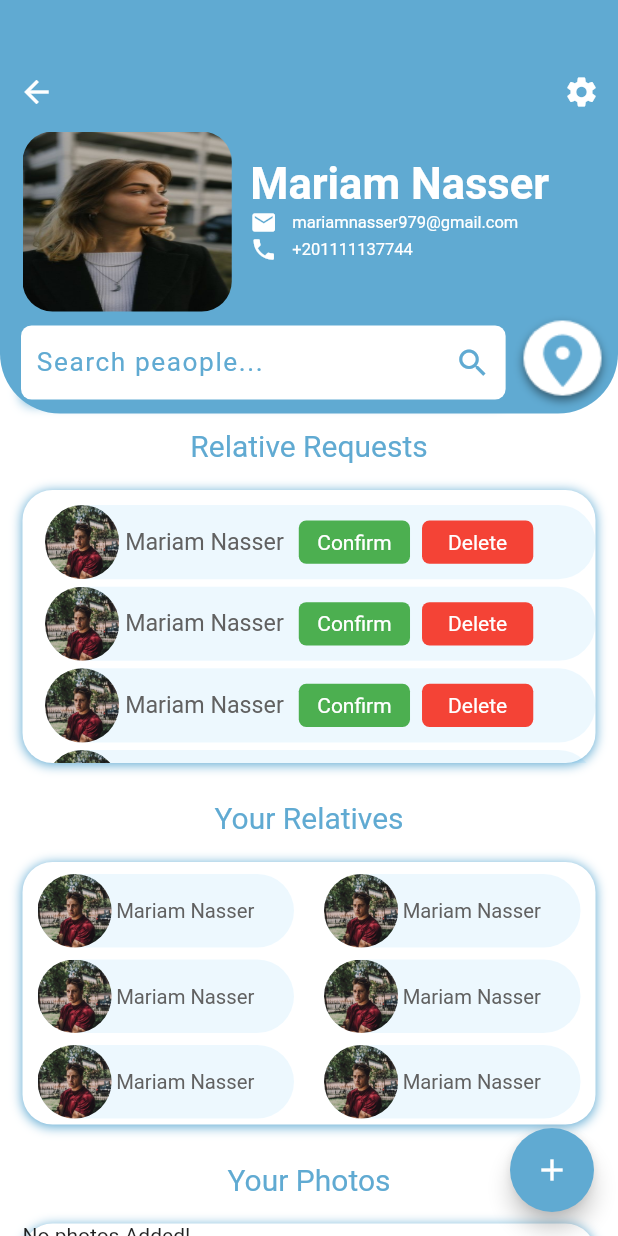
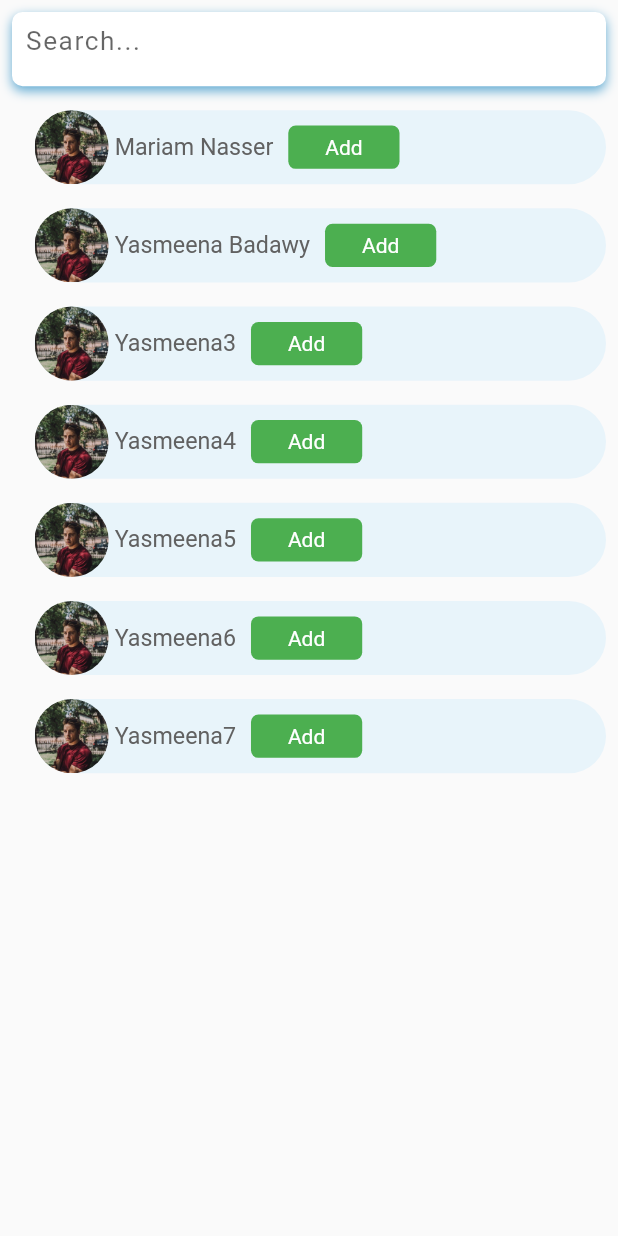
Before and after one commit to muaadh-hasan/Findme_Graduation_Project, a Flutter app: the screen it shows after launch, on a phone screen of 412 x 824 dp. Run offline on Flutter 3.47's test engine with Material 2 defaults, Android fonts, the phone set to English and light mode, and no system bars; our stand-ins replace flutter_svg, image_picker; Roboto replaces fonts that are missing (Europa, Segoe UI).

Commit message:
Added Search Logic.

```diff
--- a/lib/main.dart
+++ b/lib/main.dart
@@ -3,6 +3,7 @@ import 'package:findme_gp_project/screens/chats_screen.dart';
 import 'package:findme_gp_project/screens/home_screen.dart';
 import 'package:findme_gp_project/screens/individual_chat_screen.dart';
 import 'package:findme_gp_project/screens/profile_screen.dart';
+import 'package:findme_gp_project/screens/search.dart';
 
 import 'package:flutter/material.dart';
 import 'package:provider/provider.dart';
@@ -42,8 +43,9 @@ class MyHomePage extends StatefulWidget {
 class _MyHomePageState extends State<MyHomePage> {
   @override
   Widget build(BuildContext context) {
-    return //IndividualChatScreen();
-        Profile();
+    return Search();
+    //IndividualChatScreen();
+    //Profile();
     //ChatsScreen();
   }
 }
--- a/lib/models/message.dart
+++ b/lib/models/message.dart
@@ -28,28 +28,58 @@ Account account2 = Account(
   phone: '+021111137744',
   email: 'yasmeena@gmail.com',
 );
+Account account3 = Account(
+  name: "Yasmeena3",
+  images: ['assets/images/pic9.jpg'],
+  phone: '+021111137744',
+  email: 'yasmeena3@gmail.com',
+);
+Account account4 = Account(
+  name: "Yasmeena4",
+  images: ['assets/images/pic9.jpg'],
+  phone: '+021111137744',
+  email: 'yasmeena4@gmail.com',
+);
+Account account5 = Account(
+  name: "Yasmeena5",
+  images: ['assets/images/pic9.jpg'],
+  phone: '+021111137744',
+  email: 'yasmeen5@gmail.com',
+);
+Account account6 = Account(
+  name: "Yasmeena6",
+  images: ['assets/images/pic9.jpg'],
+  phone: '+021111137744',
+  email: 'yasmeena6@gmail.com',
+);
+Account account7 = Account(
+  name: "Yasmeena7",
+  images: ['assets/images/pic9.jpg'],
+  phone: '+021111137744',
+  email: 'yasmeena7@gmail.com',
+);
 // YOU - current user
 final User currentUser = User(account: account1);
 
 // USERS
 final User yasmeena = User(account: account2);
 final User mariam = User(account: account1);
-final User john = User(account: account1);
-final User olivia = User(account: account1);
-final User sam = User(account: account1);
-final User sophia = User(account: account1);
-final User steven = User(account: account1);
+final User yasmeena3 = User(account: account3);
+final User yasmeena4 = User(account: account4);
+final User yasmeena5 = User(account: account5);
+final User yasmeena6 = User(account: account6);
+final User yasmeena7 = User(account: account7);
 
 // just static data for UI
 List<User> users = [
   mariam,
   yasmeena,
-  yasmeena,
-  yasmeena,
-  yasmeena,
-  yasmeena,
-  yasmeena,
-  yasmeena
+  yasmeena3,
+  yasmeena4,
+  yasmeena5,
+  yasmeena6,
+  yasmeena7,
+
 ];
 
 // EXAMPLE CHATS ON HOME SCREEN
--- a/lib/providers/profile_provider.dart
+++ b/lib/providers/profile_provider.dart
@@ -1,11 +1,21 @@
 import 'dart:io';
 
+import 'package:findme_gp_project/models/notification_user.dart';
+import 'package:findme_gp_project/models/post.dart';
+import 'package:findme_gp_project/models/request.dart';
+import 'package:findme_gp_project/models/user.dart';
 import 'package:flutter/cupertino.dart';
 import 'package:image_picker/image_picker.dart';
 
 class ProfileProvider with ChangeNotifier {
   List<File> imagesList = [];
   File image;
+
+
+  List<NotificationUser> notifications;
+  List<Post> posts;
+  List<User> relatives;
+  List<Request> requests;
 
   void add({File image}) {
     imagesList.add(image);
@@ -28,4 +38,23 @@ class ProfileProvider with ChangeNotifier {
   void deleteImage() {
     image = null;
   }
+
+  void addPost(Post post) {
+    posts.add(post);
+  }
+
+  void addRelative(User relative) {
+    relatives.add(relative);
+  }
+
+  void addRequest(Request request) {
+    requests.add(request);
+  }
+
+  void addNotification(NotificationUser notificationUser) {
+    notifications.add(notificationUser);
+  }
+
+
+
 }
--- a/lib/screens/profile_screen.dart
+++ b/lib/screens/profile_screen.dart
@@ -1,5 +1,6 @@
 import 'dart:io';
 
+import 'package:findme_gp_project/models/user.dart';
 import 'package:findme_gp_project/providers/profile_provider.dart';
 import 'package:findme_gp_project/widgets/relative_requests_widget.dart';
 import 'package:findme_gp_project/widgets/your_photos_widget.dart';
@@ -22,6 +23,8 @@ class _Profile extends State<Profile> {
   @override
   Widget build(BuildContext context) {
     isLandScape = MediaQuery.of(context).orientation == Orientation.landscape;
+
+
     return Scaffold(
       backgroundColor: Colors.white,
       floatingActionButton: FloatingActionButton(
--- /dev/null
+++ b/lib/screens/search.dart
@@ -0,0 +1,142 @@
+import 'package:findme_gp_project/models/message.dart';
+import 'package:findme_gp_project/models/user.dart';
+import 'package:findme_gp_project/widgets/profile_widgets.dart';
+import 'package:flutter/cupertino.dart';
+import 'package:flutter/material.dart';
+
+class Search extends StatefulWidget {
+  @override
+  _SearchState createState() => _SearchState();
+}
+
+class _SearchState extends State<Search> {
+  List<User> _users = [
+    mariam,
+    yasmeena,
+    yasmeena3,
+    yasmeena4,
+    yasmeena5,
+    yasmeena6,
+    yasmeena7,
+  ];
+
+  List<User> _usersForDisplay;
+
+  @override
+  void initState() {
+    _usersForDisplay = _users;
+    super.initState();
+  }
+
+  @override
+  Widget build(BuildContext context) {
+    for (var item in _usersForDisplay) {
+      print(item.account.name);
+      print("*****\n");
+    }
+    return Scaffold(
+      body: ListView.builder(
+        itemCount: _usersForDisplay.length + 1,
+        itemBuilder: (context, index) {
+          return index == 0
+              ? searchBar()
+              : Padding(
+                  padding: const EdgeInsets.all(8.0),
+                  child: relativeRequest(context, index - 1),
+                );
+        },
+      ),
+    );
+  }
+
+  searchBar() {
+    return Padding(
+      padding: const EdgeInsets.all(8.0),
+      child: Container(
+        decoration: BoxDecoration(
+          borderRadius: BorderRadius.circular(7.0),
+          color: Colors.white,
+          boxShadow: [
+            BoxShadow(
+              color: Color(0xff60aad2),
+              offset: Offset(0.0, 3.0), //(x,y)
+              blurRadius: 6.0,
+            ),
+          ],
+        ),
+        width: MediaQuery.of(context).size.width * .80,
+        height: MediaQuery.of(context).size.height * .060,
+        child: Padding(
+          padding: const EdgeInsets.all(0.8),
+          child: Padding(
+            padding: const EdgeInsets.all(8.0),
+            child: TextFormField(
+              decoration: InputDecoration(
+                hintText: "Search...",
+                enabledBorder: UnderlineInputBorder(
+                  borderSide: BorderSide(color: Colors.white),
+                ),
+              ),
+              style: TextStyle(
+                fontFamily: 'Roboto',
+                fontSize: 17.5,
+                color: const Color(0xff60aad2),
+                letterSpacing: 1.05,
+                //  height: 1.542857142857143,
+              ),
+              onChanged: (text) {
+                text = text.toLowerCase();
+                setState(() {
+                  _usersForDisplay = _users.where((user) {
+                    var userItem = user.account.email.toLowerCase();
+                    return userItem.contains(text);
+                  }).toList();
+                });
+              },
+            ),
+          ),
+        ),
+      ),
+    );
+  }
+
+  Widget relativeRequest(BuildContext context, index) {
+    return Container(
+      decoration: BoxDecoration(
+        borderRadius: BorderRadius.circular(50),
+        color: Color.fromARGB(18, 0, 160, 246),
+      ),
+      width: MediaQuery.of(context).size.width * .90,
+      height: MediaQuery.of(context).size.height * .060,
+      margin: EdgeInsets.only(
+        //  top: !isLandScape ? MediaQuery.of(context).size.height* .28
+        // : MediaQuery.of(context).size.height* .55,
+        left: MediaQuery.of(context).devicePixelRatio * 10,
+      ),
+      child: Row(
+        //crossAxisAlignment: CrossAxisAlignment.start,
+        //mainAxisAlignment: MainAxisAlignment.center,
+        children: [
+          profileImage(context),
+          Padding(
+            padding: EdgeInsets.only(left: 4),
+            child: Text(
+              _usersForDisplay[index].account.name,
+              style: TextStyle(
+                fontFamily: 'Roboto',
+                fontSize: 15.5,
+                color: Colors.grey[700],
+                //letterSpacing: 1.05,
+                //  height: 1.542857142857143,
+              ),
+
+              //textAlign: TextAlign.left,
+            ),
+          ),
+          SizedBox(width: 2),
+          button(Colors.green, "Add", context),
+        ],
+      ),
+    );
+  }
+}
```
Also changed, not shown: pubspec.lock.
